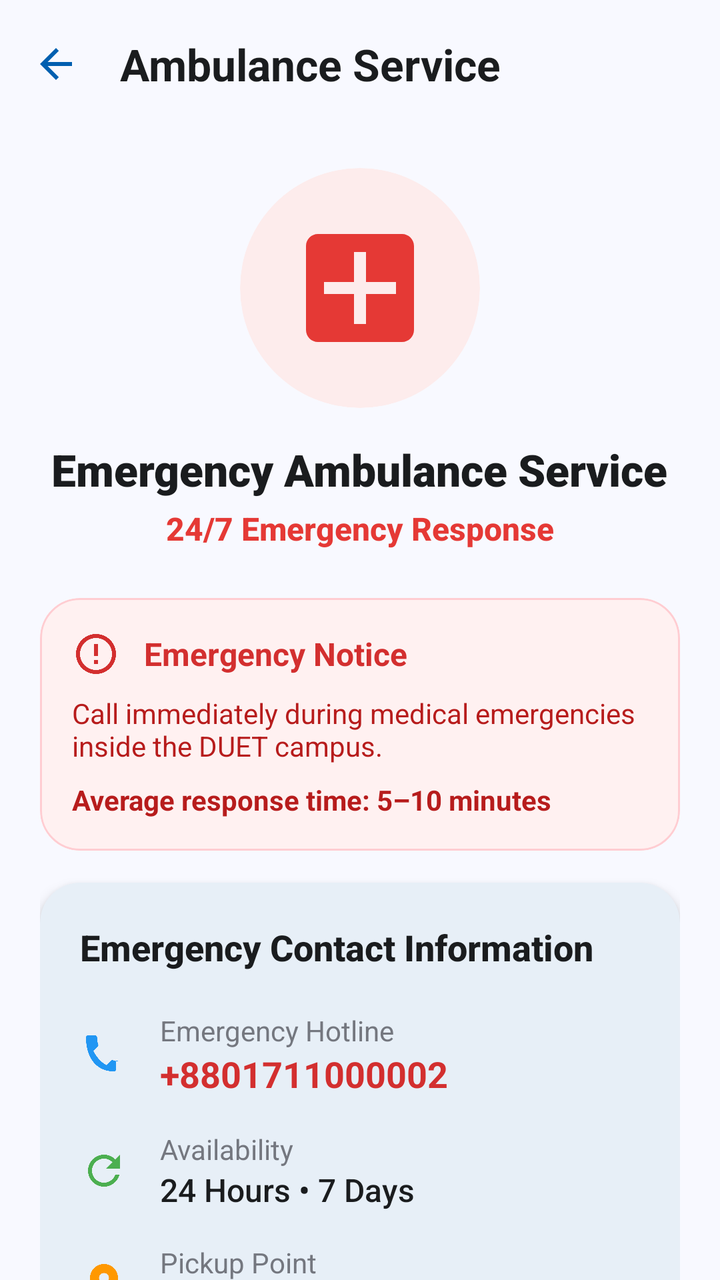
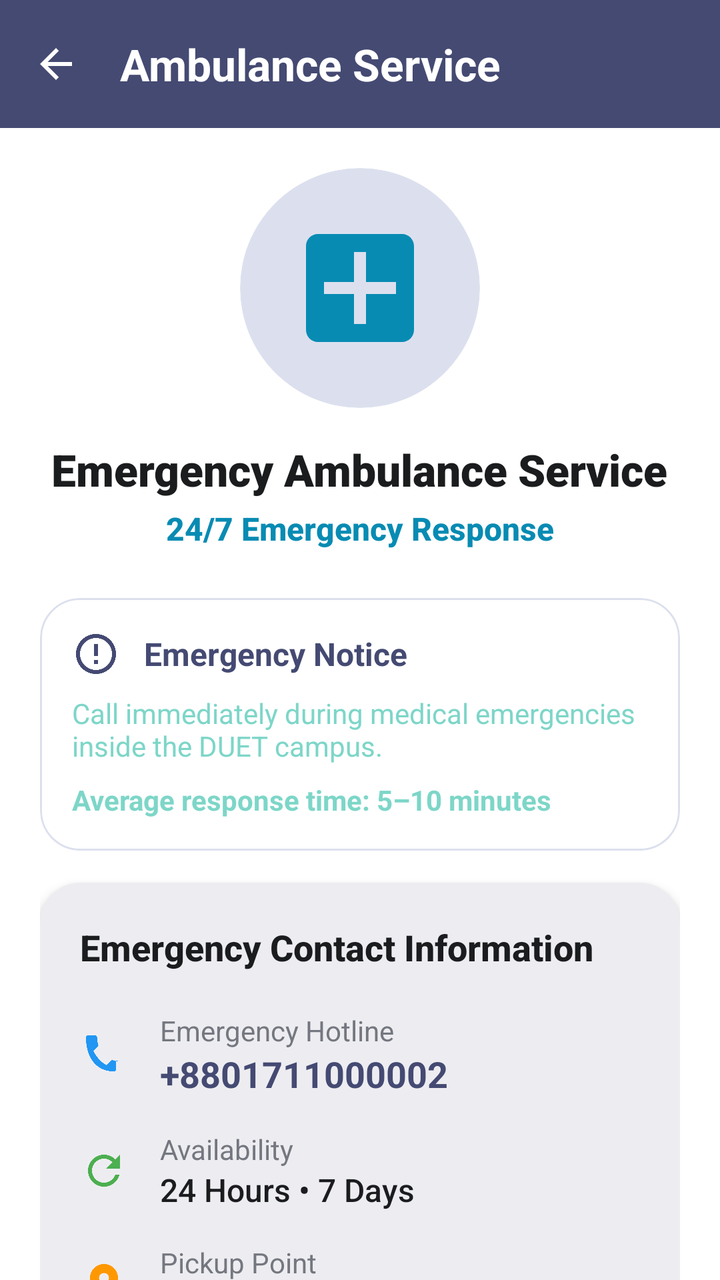

Screens rendered from an Android XML layout before and after an edit, with the pre-edit source and the edit as a unified diff.
<!-- AndroidManifest.xml: application theme Theme.MyDUET -->
<!-- res/layout/activity_ambulance_details.xml -->
<?xml version="1.0" encoding="utf-8"?>
<androidx.coordinatorlayout.widget.CoordinatorLayout xmlns:android="http://schemas.android.com/apk/res/android"
    xmlns:app="http://schemas.android.com/apk/res-auto"
    android:layout_width="match_parent"
    android:layout_height="match_parent"
    android:background="?android:attr/windowBackground">

    <com.google.android.material.appbar.AppBarLayout
        android:layout_width="match_parent"
        android:layout_height="wrap_content"
        android:background="@android:color/transparent"
        app:elevation="0dp">

        <com.google.android.material.appbar.MaterialToolbar
            android:id="@+id/toolbar"
            android:layout_width="match_parent"
            android:layout_height="?attr/actionBarSize"
            app:navigationIcon="@drawable/ic_back"
            app:navigationIconTint="?attr/colorPrimary"
            app:title="Ambulance Service"
            app:titleTextColor="?attr/colorOnSurface"
            android:fontFamily="sans-serif-medium" />
    </com.google.android.material.appbar.AppBarLayout>

    <androidx.core.widget.NestedScrollView
        android:layout_width="match_parent"
        android:layout_height="match_parent"
        app:layout_behavior="@string/appbar_scrolling_view_behavior">

        <LinearLayout
            android:layout_width="match_parent"
            android:layout_height="wrap_content"
            android:orientation="vertical"
            android:padding="20dp">

            
            <LinearLayout
                android:layout_width="match_parent"
                android:layout_height="wrap_content"
                android:gravity="center_horizontal"
                android:orientation="vertical"
                android:paddingBottom="24dp">

                <com.google.android.material.card.MaterialCardView
                    android:layout_width="120dp"
                    android:layout_height="120dp"
                    app:cardCornerRadius="60dp"
                    app:cardElevation="0dp"
                    app:cardBackgroundColor="@color/emergency_bg_tint"
                    app:strokeWidth="0dp">
                    <ImageView
                        android:layout_width="72dp"
                        android:layout_height="72dp"
                        android:layout_gravity="center"
                        android:src="@drawable/ic_medical"
                        app:tint="@color/emergency_secondary"
                        android:contentDescription="@null" />
                </com.google.android.material.card.MaterialCardView>

                <TextView
                    android:layout_width="wrap_content"
                    android:layout_height="wrap_content"
                    android:layout_marginTop="16dp"
                    android:text="Emergency Ambulance Service"
                    android:textColor="?attr/colorOnSurface"
                    android:textSize="22sp"
                    android:textStyle="bold"
                    android:gravity="center"
                    android:fontFamily="sans-serif-black" />

                <TextView
                    android:layout_width="wrap_content"
                    android:layout_height="wrap_content"
                    android:layout_marginTop="4dp"
                    android:text="24/7 Emergency Response"
                    android:textColor="@color/emergency_secondary"
                    android:textSize="16sp"
                    android:textStyle="bold"
                    android:fontFamily="sans-serif-medium" />
            </LinearLayout>

            <com.google.android.material.card.MaterialCardView
                android:layout_width="match_parent"
                android:layout_height="wrap_content"
                android:layout_marginBottom="16dp"
                app:cardCornerRadius="20dp"
                app:cardElevation="0dp"
                app:cardBackgroundColor="@color/emergency_card_bg"
                app:strokeWidth="1dp"
                app:strokeColor="@color/emergency_card_stroke">

                <LinearLayout
                    android:layout_width="match_parent"
                    android:layout_height="wrap_content"
                    android:orientation="vertical"
                    android:padding="16dp">

                    <LinearLayout
                        android:layout_width="match_parent"
                        android:layout_height="wrap_content"
                        android:gravity="center_vertical"
                        android:orientation="horizontal">
                        <ImageView
                            android:layout_width="24dp"
                            android:layout_height="24dp"
                            android:src="@drawable/ic_emergency"
                            app:tint="@color/emergency_primary" />
                        <TextView
                            android:layout_width="wrap_content"
                            android:layout_height="wrap_content"
                            android:layout_marginStart="12dp"
                            android:text="Emergency Notice"
                            android:textColor="@color/emergency_primary"
                            android:textSize="16sp"
                            android:textStyle="bold" />
                    </LinearLayout>

                    <TextView
                        android:layout_width="match_parent"
                        android:layout_height="wrap_content"
                        android:layout_marginTop="8dp"
                        android:text="Call immediately during medical emergencies inside the DUET campus."
                        android:textColor="@color/emergency_accent"
                        android:textSize="14sp" />

                    <TextView
                        android:layout_width="match_parent"
                        android:layout_height="wrap_content"
                        android:layout_marginTop="8dp"
                        android:text="Average response time: 5–10 minutes"
                        android:textColor="@color/emergency_accent"
                        android:textSize="14sp"
                        android:textStyle="bold" />
                </LinearLayout>
            </com.google.android.material.card.MaterialCardView>

            
            <com.google.android.material.card.MaterialCardView
                android:layout_width="match_parent"
                android:layout_height="wrap_content"
                app:cardCornerRadius="20dp"
                app:cardElevation="4dp"
                app:cardBackgroundColor="?attr/colorSurface"
                app:strokeWidth="0dp">

                <LinearLayout
                    android:layout_width="match_parent"
                    android:layout_height="wrap_content"
                    android:orientation="vertical"
                    android:padding="20dp">

                    <TextView
                        android:layout_width="wrap_content"
                        android:layout_height="wrap_content"
                        android:text="Emergency Contact Information"
                        android:textColor="?attr/colorOnSurface"
                        android:textSize="18sp"
                        android:textStyle="bold"
                        android:fontFamily="sans-serif-medium" />

                    
                    <LinearLayout
                        android:layout_width="match_parent"
                        android:layout_height="wrap_content"
                        android:layout_marginTop="20dp"
                        android:gravity="center_vertical"
                        android:orientation="horizontal">
                        <ImageView
                            android:layout_width="24dp"
                            android:layout_height="24dp"
                            android:src="@drawable/ic_call"
                            app:tint="#2196F3" />
                        <LinearLayout
                            android:layout_width="0dp"
                            android:layout_height="wrap_content"
                            android:layout_marginStart="16dp"
                            android:layout_weight="1"
                            android:orientation="vertical">
                            <TextView
                                android:layout_width="wrap_content"
                                android:layout_height="wrap_content"
                                android:text="Emergency Hotline"
                                android:textColor="@color/md_theme_light_outline"
                                android:textSize="14sp" />
                            <TextView
                                android:id="@+id/tvDetailPhone"
                                android:layout_width="wrap_content"
                                android:layout_height="wrap_content"
                                android:text="+8801711000002"
                                android:textColor="@color/emergency_primary"
                                android:textSize="18sp"
                                android:textStyle="bold" />
                        </LinearLayout>
                    </LinearLayout>

                    
                    <LinearLayout
                        android:layout_width="match_parent"
                        android:layout_height="wrap_content"
                        android:layout_marginTop="16dp"
                        android:gravity="center_vertical"
                        android:orientation="horizontal">
                        <ImageView
                            android:layout_width="24dp"
                            android:layout_height="24dp"
                            android:src="@drawable/ic_refresh"
                            app:tint="#4CAF50" />
                        <LinearLayout
                            android:layout_width="0dp"
                            android:layout_height="wrap_content"
                            android:layout_marginStart="16dp"
                            android:layout_weight="1"
                            android:orientation="vertical">
                            <TextView
                                android:layout_width="wrap_content"
                                android:layout_height="wrap_content"
                                android:text="Availability"
                                android:textColor="@color/md_theme_light_outline"
                                android:textSize="14sp" />
                            <TextView
                                android:id="@+id/tvDetailHours"
                                android:layout_width="wrap_content"
                                android:layout_height="wrap_content"
                                android:text="24 Hours • 7 Days"
                                android:textColor="?attr/colorOnSurface"
                                android:textSize="16sp"
                                android:fontFamily="sans-serif-medium" />
                        </LinearLayout>
                    </LinearLayout>

                    
                    <LinearLayout
                        android:layout_width="match_parent"
                        android:layout_height="wrap_content"
                        android:layout_marginTop="16dp"
                        android:gravity="center_vertical"
                        android:orientation="horizontal">
                        <ImageView
                            android:layout_width="24dp"
                            android:layout_height="24dp"
                            android:src="@drawable/ic_location"
                            app:tint="#FF9800" />
                        <LinearLayout
                            android:layout_width="0dp"
                            android:layout_height="wrap_content"
                            android:layout_marginStart="16dp"
                            android:layout_weight="1"
                            android:orientation="vertical">
                            <TextView
                                android:layout_width="wrap_content"
                                android:layout_height="wrap_content"
                                android:text="Pickup Point"
                                android:textColor="@color/md_theme_light_outline"
                                android:textSize="14sp" />
                            <TextView
                                android:id="@+id/tvDetailLocation"
                                android:layout_width="wrap_content"
                                android:layout_height="wrap_content"
                                android:text="Medical Center Gate"
                                android:textColor="?attr/colorOnSurface"
                                android:textSize="16sp"
                                android:fontFamily="sans-serif-medium" />
                        </LinearLayout>
                    </LinearLayout>

                    
                    <LinearLayout
                        android:layout_width="match_parent"
                        android:layout_height="wrap_content"
                        android:layout_marginTop="16dp"
                        android:gravity="center_vertical"
                        android:orientation="horizontal">
                        <ImageView
                            android:layout_width="24dp"
                            android:layout_height="24dp"
                            android:src="@drawable/ic_school"
                            app:tint="#607D8B" />
                        <LinearLayout
                            android:layout_width="0dp"
                            android:layout_height="wrap_content"
                            android:layout_marginStart="16dp"
                            android:layout_weight="1"
                            android:orientation="vertical">
                            <TextView
                                android:layout_width="wrap_content"
                                android:layout_height="wrap_content"
                                android:text="Coverage Area"
                                android:textColor="@color/md_theme_light_outline"
                                android:textSize="14sp" />
                            <TextView
                                android:layout_width="wrap_content"
                                android:layout_height="wrap_content"
                                android:text="Entire DUET Campus"
                                android:textColor="?attr/colorOnSurface"
                                android:textSize="16sp"
                                android:fontFamily="sans-serif-medium" />
                        </LinearLayout>
                    </LinearLayout>

                </LinearLayout>
            </com.google.android.material.card.MaterialCardView>

            <com.google.android.material.card.MaterialCardView
                android:layout_width="match_parent"
                android:layout_height="wrap_content"
                android:layout_marginTop="16dp"
                app:cardCornerRadius="20dp"
                app:cardElevation="0dp"
                app:cardBackgroundColor="@color/emergency_tips_bg"
                app:strokeWidth="0dp">

                <LinearLayout
                    android:layout_width="match_parent"
                    android:layout_height="wrap_content"
                    android:orientation="vertical"
                    android:padding="16dp">

                    <TextView
                        android:layout_width="wrap_content"
                        android:layout_height="wrap_content"
                        android:text="Quick Tips"
                        android:textColor="?attr/colorOnSurface"
                        android:textSize="16sp"
                        android:textStyle="bold" />

                    <TextView
                        android:layout_width="match_parent"
                        android:layout_height="wrap_content"
                        android:layout_marginTop="8dp"
                        android:drawablePadding="12dp"
                        android:text="• Describe your emergency."
                        android:textColor="?attr/colorOnSurfaceVariant"
                        android:textSize="14sp" />

                    <TextView
                        android:layout_width="match_parent"
                        android:layout_height="wrap_content"
                        android:layout_marginTop="4dp"
                        android:text="• Tell your exact location."
                        android:textColor="?attr/colorOnSurfaceVariant"
                        android:textSize="14sp" />

                    <TextView
                        android:layout_width="match_parent"
                        android:layout_height="wrap_content"
                        android:layout_marginTop="4dp"
                        android:text="• Keep your phone active."
                        android:textColor="?attr/colorOnSurfaceVariant"
                        android:textSize="14sp" />

                    <TextView
                        android:layout_width="match_parent"
                        android:layout_height="wrap_content"
                        android:layout_marginTop="4dp"
                        android:text="• Wait at the pickup point."
                        android:textColor="?attr/colorOnSurfaceVariant"
                        android:textSize="14sp" />
                </LinearLayout>
            </com.google.android.material.card.MaterialCardView>

            
            <LinearLayout
                android:layout_width="match_parent"
                android:layout_height="wrap_content"
                android:layout_marginTop="24dp"
                android:orientation="vertical">

                <com.google.android.material.button.MaterialButton
                    android:id="@+id/btnCall"
                    android:layout_width="match_parent"
                    android:layout_height="60dp"
                    android:text="🚑 Emergency Call"
                    android:textSize="18sp"
                    android:textStyle="bold"
                    android:textAllCaps="false"
                    app:cornerRadius="16dp"
                    app:backgroundTint="@color/emergency_primary" />

                <com.google.android.material.button.MaterialButton
                    android:id="@+id/btnLocation"
                    style="@style/Widget.Material3.Button.TonalButton"
                    android:layout_width="match_parent"
                    android:layout_height="60dp"
                    android:layout_marginTop="12dp"
                    android:text="📍 View Pickup Location"
                    android:textAllCaps="false"
                    app:cornerRadius="16dp" />
            </LinearLayout>

        </LinearLayout>
    </androidx.core.widget.NestedScrollView>

</androidx.coordinatorlayout.widget.CoordinatorLayout>
<!-- resources referenced by this layout -->
<resources>
  <color name="emergency_accent">#B71C1C</color>
  <color name="emergency_bg_tint">#FDECEC</color>
  <color name="emergency_card_bg">#FFF1F1</color>
  <color name="emergency_card_stroke">#FFCDD2</color>
  <color name="emergency_primary">#D32F2F</color>
  <color name="emergency_secondary">#E53935</color>
  <color name="emergency_tips_bg">#F1F5F9</color>
  <color name="md_theme_light_outline">#74777F</color>
  <style name="Theme.MyDUET" parent="Base.Theme.MyDUET">
          <item name="android:windowAnimationStyle">@style/ActivityAnimation</item>
      </style>
  <style name="Base.Theme.MyDUET" parent="Theme.Material3.DayNight.NoActionBar">
          
          <item name="colorPrimary">@color/md_theme_light_primary</item>
          <item name="colorOnPrimary">@color/md_theme_light_onPrimary</item>
          <item name="colorPrimaryContainer">@color/md_theme_light_primaryContainer</item>
          <item name="colorOnPrimaryContainer">@color/md_theme_light_onPrimaryContainer</item>
  
          <item name="colorSecondary">@color/md_theme_light_secondary</item>
          <item name="colorOnSecondary">@color/md_theme_light_onSecondary</item>
          <item name="colorSecondaryContainer">@color/md_theme_light_secondaryContainer</item>
          <item name="colorOnSecondaryContainer">@color/md_theme_light_onSecondaryContainer</item>
  
          <item name="android:windowBackground">@color/md_theme_light_background</item>
          <item name="colorSurface">@color/md_theme_light_surface</item>
          <item name="colorOnSurface">@color/md_theme_light_onSurface</item>
          <item name="colorSurfaceVariant">@color/md_theme_light_surfaceVariant</item>
          <item name="colorOnSurfaceVariant">@color/md_theme_light_onSurfaceVariant</item>
          <item name="colorOutline">@color/md_theme_light_outline</item>
  
          
          <item name="android:statusBarColor">@color/md_theme_light_background</item>
          <item name="android:windowLightStatusBar">true</item>
  
          
          <item name="textAppearanceHeadlineLarge">@style/TextAppearance.MyDUET.HeadlineLarge</item>
          <item name="textAppearanceTitleLarge">@style/TextAppearance.MyDUET.TitleLarge</item>
          <item name="textAppearanceBodyLarge">@style/TextAppearance.MyDUET.BodyLarge</item>
      </style>
  <color name="md_theme_light_primary">#005FB0</color>
  <color name="md_theme_light_onPrimary">#FFFFFF</color>
  <color name="md_theme_light_primaryContainer">#D5E3FF</color>
  <color name="md_theme_light_onPrimaryContainer">#001C3B</color>
  <color name="md_theme_light_secondary">#565E71</color>
  <color name="md_theme_light_onSecondary">#FFFFFF</color>
  <color name="md_theme_light_secondaryContainer">#DAE2F9</color>
  <color name="md_theme_light_onSecondaryContainer">#131C2C</color>
  <color name="md_theme_light_background">#F8F9FF</color>
  <color name="md_theme_light_surface">#FFFFFF</color>
  <color name="md_theme_light_onSurface">#1A1C1E</color>
  <color name="md_theme_light_surfaceVariant">#E0E2EC</color>
  <color name="md_theme_light_onSurfaceVariant">#44474E</color>
  <style name="TextAppearance.MyDUET.HeadlineLarge" parent="TextAppearance.Material3.HeadlineLarge">
          <item name="android:textStyle">bold</item>
          <item name="android:textColor">?attr/colorOnSurface</item>
      </style>
  <style name="TextAppearance.MyDUET.TitleLarge" parent="TextAppearance.Material3.TitleLarge">
          <item name="android:textStyle">bold</item>
          <item name="android:textColor">?attr/colorOnSurface</item>
      </style>
  <style name="TextAppearance.MyDUET.BodyLarge" parent="TextAppearance.Material3.BodyLarge">
          <item name="android:textColor">?attr/colorOnSurfaceVariant</item>
      </style>
  <!-- unchanged entries left out for length: 8 -->
</resources>

<!-- the commit's change to res/layout/activity_ambulance_details.xml (unified diff, before → after) -->
@@ -8,17 +8,18 @@
     <com.google.android.material.appbar.AppBarLayout
         android:layout_width="match_parent"
         android:layout_height="wrap_content"
-        android:background="@android:color/transparent"
-        app:elevation="0dp">
+        android:background="?attr/colorPrimary"
+        app:elevation="4dp">
 
         <com.google.android.material.appbar.MaterialToolbar
+            android:background="?attr/colorPrimary"
             android:id="@+id/toolbar"
             android:layout_width="match_parent"
             android:layout_height="?attr/actionBarSize"
             app:navigationIcon="@drawable/ic_back"
-            app:navigationIconTint="?attr/colorPrimary"
+            app:navigationIconTint="?attr/colorOnPrimary"
             app:title="Ambulance Service"
-            app:titleTextColor="?attr/colorOnSurface"
+            app:titleTextColor="?attr/colorOnPrimary"
             android:fontFamily="sans-serif-medium" />
     </com.google.android.material.appbar.AppBarLayout>
 
<!-- resource entries referenced after the edit -->
@@ -1,12 +1,12 @@
 <!-- resources referenced by this layout -->
 <resources>
-  <color name="emergency_accent">#B71C1C</color>
-  <color name="emergency_bg_tint">#FDECEC</color>
-  <color name="emergency_card_bg">#FFF1F1</color>
-  <color name="emergency_card_stroke">#FFCDD2</color>
-  <color name="emergency_primary">#D32F2F</color>
-  <color name="emergency_secondary">#E53935</color>
-  <color name="emergency_tips_bg">#F1F5F9</color>
+  <color name="emergency_accent">#7DD6C8</color>
+  <color name="emergency_bg_tint">#DCE0EE</color>
+  <color name="emergency_card_bg">#FFFFFF</color>
+  <color name="emergency_card_stroke">#DCE0EE</color>
+  <color name="emergency_primary">#444A72</color>
+  <color name="emergency_secondary">#088BB3</color>
+  <color name="emergency_tips_bg">#F2F2EE</color>
   <color name="md_theme_light_outline">#74777F</color>
   <style name="Theme.MyDUET" parent="Base.Theme.MyDUET">
           <item name="android:windowAnimationStyle">@style/ActivityAnimation</item>
@@ -31,26 +31,26 @@
           <item name="colorOutline">@color/md_theme_light_outline</item>
   
           
-          <item name="android:statusBarColor">@color/md_theme_light_background</item>
-          <item name="android:windowLightStatusBar">true</item>
+          <item name="android:statusBarColor">?attr/colorPrimary</item>
+          <item name="android:windowLightStatusBar">false</item>
   
           
           <item name="textAppearanceHeadlineLarge">@style/TextAppearance.MyDUET.HeadlineLarge</item>
           <item name="textAppearanceTitleLarge">@style/TextAppearance.MyDUET.TitleLarge</item>
           <item name="textAppearanceBodyLarge">@style/TextAppearance.MyDUET.BodyLarge</item>
       </style>
-  <color name="md_theme_light_primary">#005FB0</color>
+  <color name="md_theme_light_primary">#444A72</color>
   <color name="md_theme_light_onPrimary">#FFFFFF</color>
-  <color name="md_theme_light_primaryContainer">#D5E3FF</color>
-  <color name="md_theme_light_onPrimaryContainer">#001C3B</color>
-  <color name="md_theme_light_secondary">#565E71</color>
+  <color name="md_theme_light_primaryContainer">#DCE0EE</color>
+  <color name="md_theme_light_onPrimaryContainer">#14182B</color>
+  <color name="md_theme_light_secondary">#088BB3</color>
   <color name="md_theme_light_onSecondary">#FFFFFF</color>
-  <color name="md_theme_light_secondaryContainer">#DAE2F9</color>
-  <color name="md_theme_light_onSecondaryContainer">#131C2C</color>
-  <color name="md_theme_light_background">#F8F9FF</color>
+  <color name="md_theme_light_secondaryContainer">#D7EFF7</color>
+  <color name="md_theme_light_onSecondaryContainer">#00202C</color>
+  <color name="md_theme_light_background">#FFFFFF</color>
   <color name="md_theme_light_surface">#FFFFFF</color>
   <color name="md_theme_light_onSurface">#1A1C1E</color>
-  <color name="md_theme_light_surfaceVariant">#E0E2EC</color>
+  <color name="md_theme_light_surfaceVariant">#E2E4EE</color>
   <color name="md_theme_light_onSurfaceVariant">#44474E</color>
   <style name="TextAppearance.MyDUET.HeadlineLarge" parent="TextAppearance.Material3.HeadlineLarge">
           <item name="android:textStyle">bold</item>
